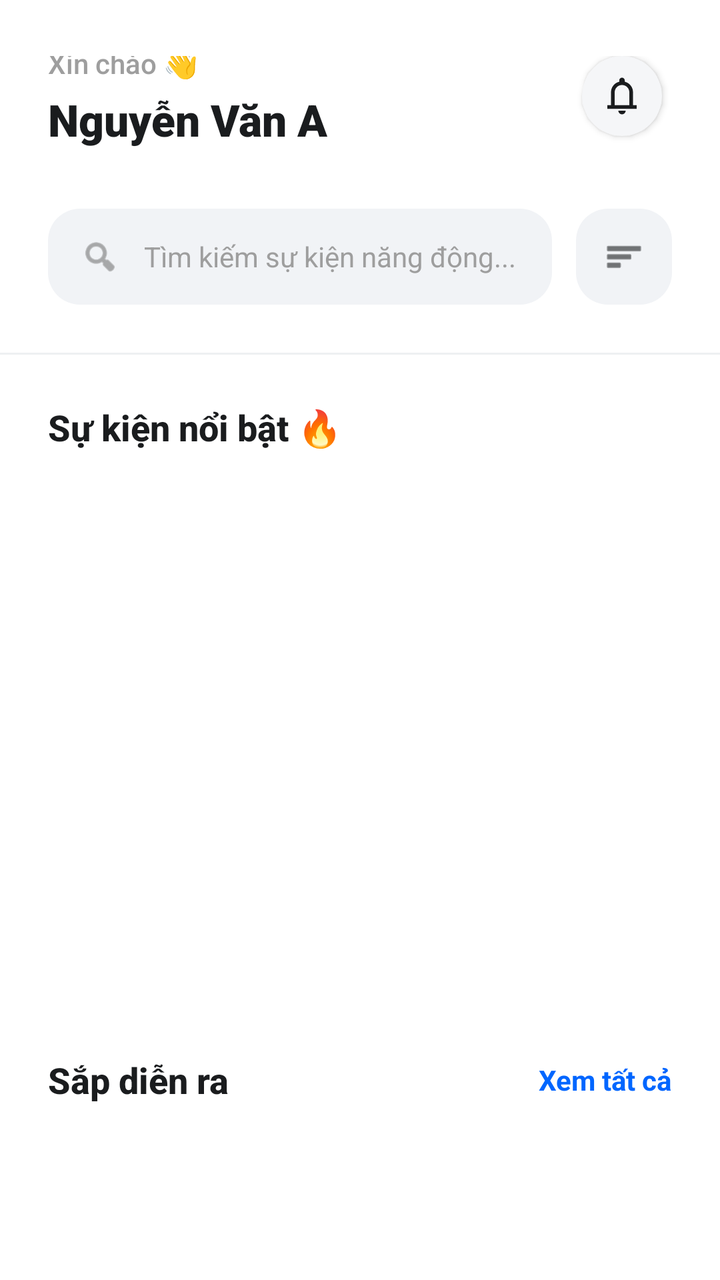
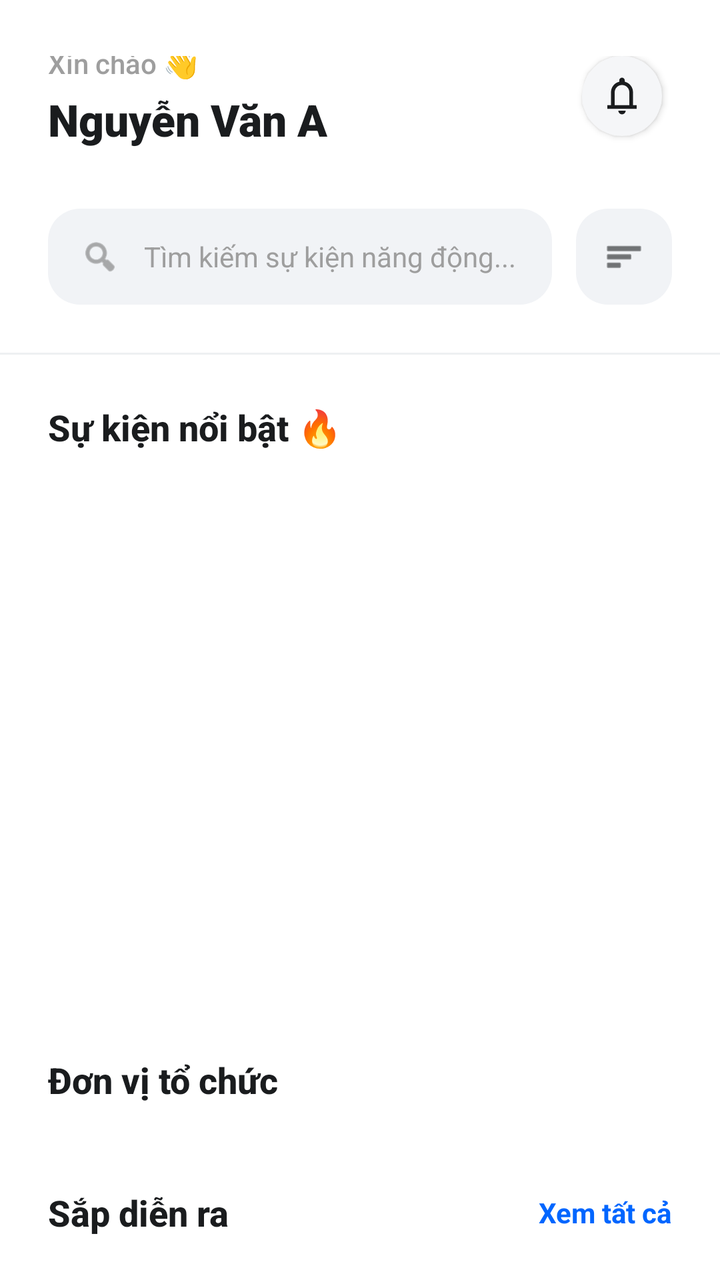

Screens rendered from an Android XML layout before and after an edit, with the pre-edit source and the edit as a unified diff.
<!-- AndroidManifest.xml: application theme Theme.Event_management -->
<!-- res/layout/fragment_home.xml -->
<?xml version="1.0" encoding="utf-8"?>
<androidx.core.widget.NestedScrollView
    xmlns:android="http://schemas.android.com/apk/res/android"
    xmlns:app="http://schemas.android.com/apk/res-auto"
    android:layout_width="match_parent"
    android:layout_height="match_parent"
    android:background="#FFFFFF"
    android:scrollbars="none">

    <LinearLayout
        android:layout_width="match_parent"
        android:layout_height="wrap_content"
        android:orientation="vertical"
        android:paddingBottom="32dp">

        <RelativeLayout
            android:layout_width="match_parent"
            android:layout_height="wrap_content"
            android:paddingStart="24dp"
            android:paddingEnd="24dp"
            android:paddingTop="28dp"
            android:paddingBottom="16dp"
            android:background="#FFFFFF">

            <LinearLayout
                android:layout_width="wrap_content"
                android:layout_height="wrap_content"
                android:orientation="vertical"
                android:layout_alignParentStart="true"
                android:layout_centerVertical="true">

                <TextView
                    android:layout_width="wrap_content"
                    android:layout_height="wrap_content"
                    android:text="Xin chào 👋"
                    android:textSize="14sp"
                    android:textColor="#9E9E9E"
                    android:fontFamily="sans-serif-medium" />

                <TextView
                    android:id="@+id/tvHomeUserName"
                    android:layout_width="wrap_content"
                    android:layout_height="wrap_content"
                    android:text="Nguyễn Văn A"
                    android:textSize="22sp"
                    android:textStyle="bold"
                    android:textColor="#1A1C1E"
                    android:layout_marginTop="4dp"
                    android:fontFamily="sans-serif-black" />
            </LinearLayout>

            <androidx.cardview.widget.CardView
                android:id="@+id/cardNotification"
                android:layout_width="40dp"
                android:layout_height="40dp"
                android:layout_marginEnd="5dp"
                android:layout_alignParentEnd="true"
                android:layout_centerVertical="true"
                app:cardCornerRadius="20dp"
                app:cardElevation="2dp"
                app:cardBackgroundColor="#F5F6F8">

                <ImageView
                    android:id="@+id/btnNotification"
                    android:layout_width="22dp"
                    android:layout_height="22dp"
                    android:layout_gravity="center"
                    android:src="@drawable/ic_notification"
                    app:tint="#1A1C1E"
                    android:contentDescription="Thông báo" />
            </androidx.cardview.widget.CardView>
        </RelativeLayout>

        <LinearLayout
            android:layout_width="match_parent"
            android:layout_height="wrap_content"
            android:orientation="horizontal"
            android:paddingStart="24dp"
            android:paddingEnd="24dp"
            android:paddingBottom="24dp"
            android:paddingTop="8dp"
            android:gravity="center_vertical"
            android:background="#FFFFFF">

            <LinearLayout
                android:layout_width="0dp"
                android:layout_height="48dp"
                android:layout_weight="1"
                android:background="@drawable/card_background"
                android:backgroundTint="#F1F3F6"
                android:gravity="center_vertical"
                android:paddingStart="16dp"
                android:paddingEnd="16dp">

                <ImageView
                    android:layout_width="20dp"
                    android:layout_height="20dp"
                    android:src="@android:drawable/ic_menu_search"
                    app:tint="#757575"
                    android:layout_marginEnd="12dp"/>

                <EditText
                    android:id="@+id/edtSearch"
                    android:layout_width="match_parent"
                    android:layout_height="match_parent"
                    android:background="@null"
                    android:hint="Tìm kiếm sự kiện năng động..."
                    android:textSize="14sp"
                    android:textColorHint="#9E9E9E"
                    android:textColor="#1A1C1E"
                    android:importantForAutofill="no"
                    android:inputType="text" />
            </LinearLayout>

            <LinearLayout
                android:id="@+id/btnFilter"
                android:layout_width="48dp"
                android:layout_height="48dp"
                android:layout_marginStart="12dp"
                android:background="@drawable/card_background"
                android:backgroundTint="#F1F3F6"
                android:gravity="center" >

                <ImageView
                    android:layout_width="20dp"
                    android:layout_height="20dp"
                    android:src="@android:drawable/ic_menu_sort_by_size"
                    app:tint="#1A1C1E" />
            </LinearLayout>
        </LinearLayout>

        <View
            android:layout_width="match_parent"
            android:layout_height="1dp"
            android:background="#EEF0F2"/>

        <TextView
            android:layout_width="wrap_content"
            android:layout_height="wrap_content"
            android:text="Sự kiện nổi bật 🔥"
            android:textSize="18sp"
            android:textStyle="bold"
            android:textColor="#1A1C1E"
            android:paddingStart="24dp"
            android:paddingEnd="24dp"
            android:layout_marginTop="24dp"
            android:layout_marginBottom="14dp"
            android:fontFamily="sans-serif-medium"/>

        <androidx.viewpager2.widget.ViewPager2
            android:id="@+id/viewPagerFeatured"
            android:layout_width="match_parent"
            android:layout_height="260dp"
            android:layout_marginBottom="28dp"
            android:clipToPadding="false"
            android:clipChildren="false"
            android:paddingStart="16dp"
            android:paddingEnd="16dp" />

        <RelativeLayout
            android:layout_width="match_parent"
            android:layout_height="wrap_content"
            android:paddingStart="24dp"
            android:paddingEnd="24dp"
            android:layout_marginBottom="14dp">

            <TextView
                android:layout_width="wrap_content"
                android:layout_height="wrap_content"
                android:text="Sắp diễn ra"
                android:textSize="18sp"
                android:textStyle="bold"
                android:textColor="#1A1C1E"
                android:layout_alignParentStart="true"
                android:fontFamily="sans-serif-medium" />

            <TextView
                android:id="@+id/tvViewAllUpcoming"
                android:layout_width="wrap_content"
                android:layout_height="wrap_content"
                android:text="Xem tất cả"
                android:textSize="14sp"
                android:textColor="#0066FF"
                android:textStyle="bold"
                android:layout_alignParentEnd="true"
                android:layout_centerVertical="true" />
        </RelativeLayout>

        <androidx.recyclerview.widget.RecyclerView
            android:id="@+id/listUpcomingEvents"
            android:layout_width="match_parent"
            android:layout_height="wrap_content"
            android:paddingStart="16dp"
            android:paddingEnd="16dp"
            android:clipToPadding="false"
            android:scrollbars="none"
            android:nestedScrollingEnabled="false"
            app:layoutManager="androidx.recyclerview.widget.LinearLayoutManager" /> </LinearLayout>
</androidx.core.widget.NestedScrollView>
<!-- resources referenced by this layout -->
<resources>
  <!-- drawable card_background (drawable) -->
  <?xml version="1.0" encoding="utf-8"?>
  <shape xmlns:android="http://schemas.android.com/apk/res/android">
      <solid android:color="#FFFFFF"/>
      <corners android:radius="16dp"/>
  </shape>
  <!-- drawable ic_notification (drawable) -->
  <vector xmlns:android="http://schemas.android.com/apk/res/android" android:height="24dp" android:tint="#000000" android:viewportHeight="960" android:viewportWidth="960" android:width="24dp">
        
      <path android:fillColor="@android:color/white" android:pathData="M160,760L160,680L240,680L240,400Q240,317 290,252.5Q340,188 420,168L420,140Q420,115 437.5,97.5Q455,80 480,80Q505,80 522.5,97.5Q540,115 540,140L540,168Q620,188 670,252.5Q720,317 720,400L720,680L800,680L800,760L160,760ZM480,460L480,460L480,460L480,460Q480,460 480,460Q480,460 480,460Q480,460 480,460Q480,460 480,460ZM480,880Q447,880 423.5,856.5Q400,833 400,800L560,800Q560,833 536.5,856.5Q513,880 480,880ZM320,680L640,680L640,400Q640,334 593,287Q546,240 480,240Q414,240 367,287Q320,334 320,400L320,680Z"/>
      
  </vector>
  <style name="Theme.Event_management" parent="Base.Theme.Event_management" />
  <style name="Base.Theme.Event_management" parent="Theme.Material3.DayNight.NoActionBar">
          <item name="colorPrimary">#0066FF</item> <item name="android:statusBarColor">#FFFFFF</item> <item name="android:windowLightStatusBar">true</item> </style>
</resources>

<!-- the commit's change to res/layout/fragment_home.xml (unified diff, before → after) -->
@@ -157,6 +157,29 @@
             android:paddingStart="16dp"
             android:paddingEnd="16dp" />
 
+        <TextView
+            android:layout_width="wrap_content"
+            android:layout_height="wrap_content"
+            android:text="Đơn vị tổ chức"
+            android:textSize="18sp"
+            android:textStyle="bold"
+            android:textColor="#1A1C1E"
+            android:paddingStart="24dp"
+            android:paddingEnd="24dp"
+            android:layout_marginBottom="14dp"
+            android:fontFamily="sans-serif-medium"/>
+
+        <androidx.recyclerview.widget.RecyclerView
+            android:id="@+id/rvOrganizations"
+            android:layout_width="match_parent"
+            android:layout_height="wrap_content"
+            android:paddingStart="24dp"
+            android:paddingEnd="8dp"
+            android:clipToPadding="false"
+            android:layout_marginBottom="28dp"
+            android:orientation="horizontal"
+            app:layoutManager="androidx.recyclerview.widget.LinearLayoutManager"/>
+
         <RelativeLayout
             android:layout_width="match_parent"
             android:layout_height="wrap_content"
